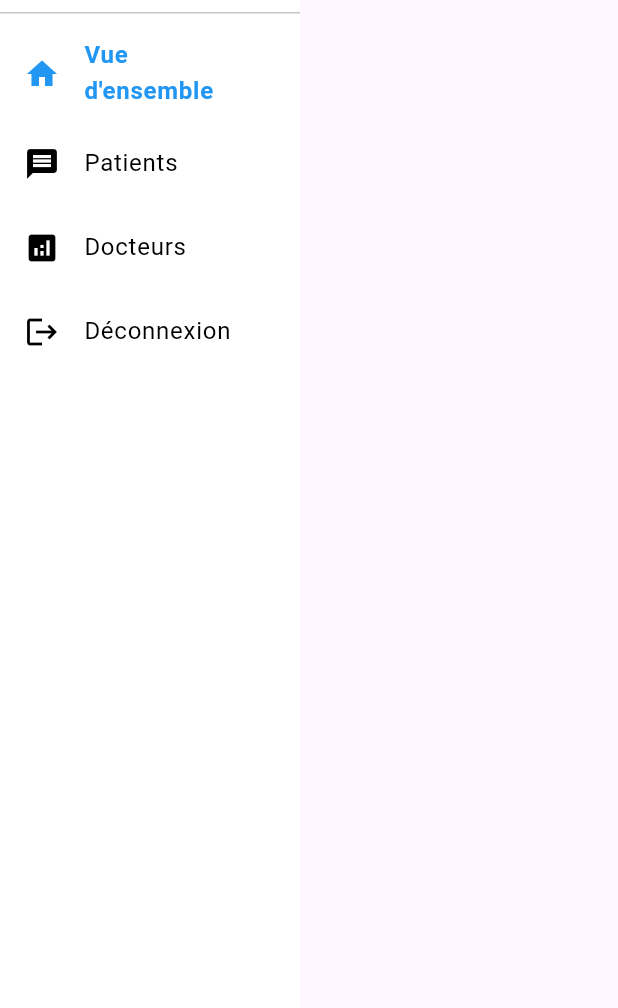
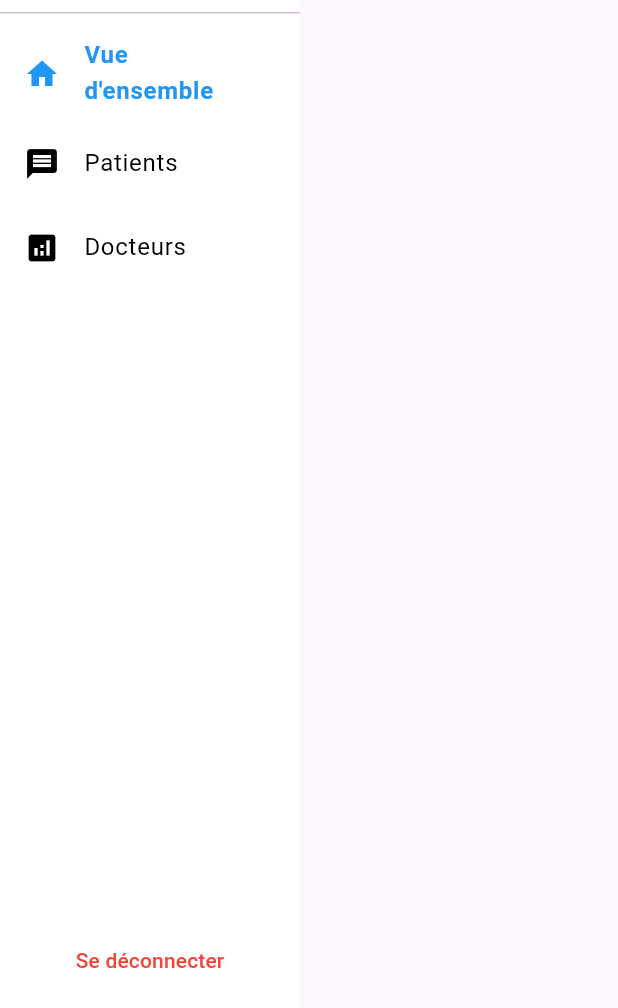
Before and after one commit to VincePaulin/SoigneMoiSecretaire, a Flutter app: the NavigationSidebar widget shown alone on an empty page, opened directly with empty values, on a phone screen of 412 x 824 dp, the part 228-1236 px from its top. Run offline on Flutter 3.47's test engine with Material 3 defaults, Android fonts, the light colour scheme and no system bars; our stand-ins replace dio, shared_preferences; accounts and stored records are empty.

Commit message:
feat: logout button

```diff
--- /dev/null
+++ b/lib/widgets/logout_button.dart
@@ -0,0 +1,34 @@
+import 'package:flutter/material.dart';
+import 'package:shared_preferences/shared_preferences.dart';
+
+class LogoutButton extends StatelessWidget {
+  const LogoutButton({super.key});
+
+  @override
+  Widget build(BuildContext context) {
+    return Padding(
+      padding: const EdgeInsets.all(8.0),
+      child: TextButton(
+        onPressed: () async {
+          // Delete token from shared preferences
+          final prefs = await SharedPreferences.getInstance();
+          await prefs.remove('access_token');
+          await prefs.setBool('isLoggedIn', false);
+
+          // Navigate to the login page
+          if (context.mounted) {
+            // Navigate to the login page
+            Navigator.of(context).pushNamedAndRemoveUntil(
+              '/login',
+                  (Route<dynamic> route) => false,
+            );
+          }
+        },
+        child: const Text(
+          'Se déconnecter',
+          style: TextStyle(color: Colors.red),
+        ),
+      ),
+    );
+  }
+}
--- a/lib/widgets/navigation_bar.dart
+++ b/lib/widgets/navigation_bar.dart
@@ -1,6 +1,8 @@
 import 'package:flutter/material.dart';
 import 'package:soigne_moi_secretaire/config/app_config.dart';
 import 'package:soigne_moi_secretaire/screens/home/home.dart';
+
+import 'logout_button.dart';
 
 class NavigationSidebar extends StatelessWidget {
   final HomeController controller;
@@ -37,12 +39,8 @@ class NavigationSidebar extends StatelessWidget {
             index: 2,
             context: context,
           ),
-          sidebarItem(
-            icon: Icons.logout,
-            label: 'Déconnexion',
-            index: 3,
-            context: context,
-          ),
+          const Spacer(),
+          const LogoutButton()
         ],
       ),
     );
```
